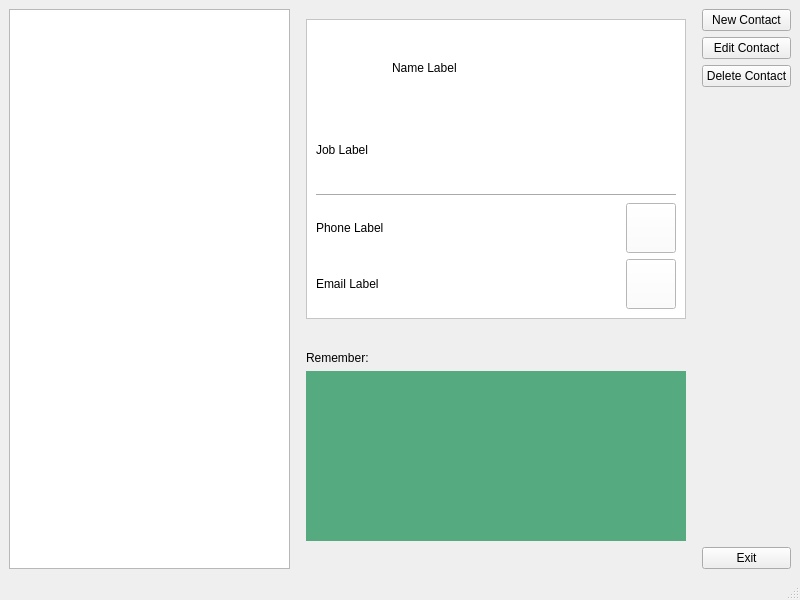
Before: the Qt Designer form contacts.ui in delivite/phonebook, drawn with Qt 5.
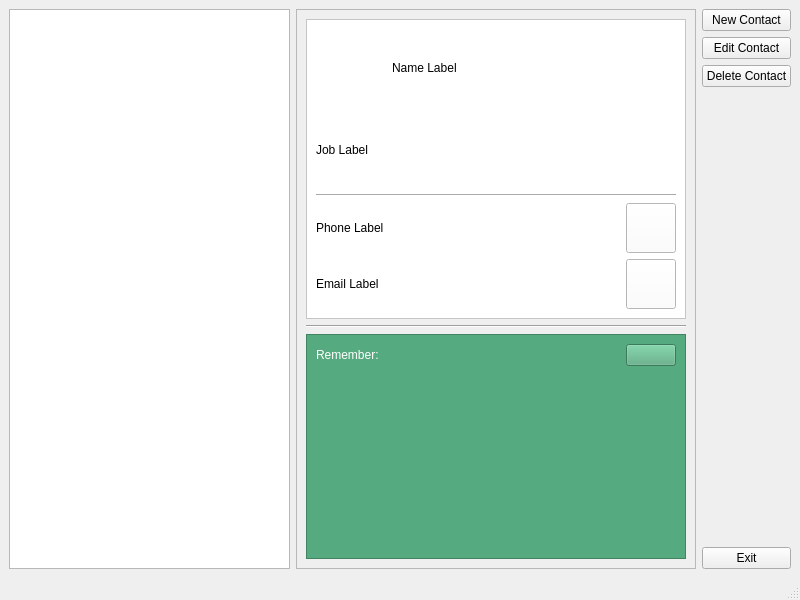
After: the same form once the commit is applied. Icons and pictures are not drawn.

The edit to the form file:
```diff
--- a/contacts.ui
+++ b/contacts.ui
@@ -98,7 +98,7 @@
        </size>
       </property>
       <property name="styleSheet">
-       <string notr="true">background-color: rgba(255, 255, 255, 0);</string>
+       <string notr="true"/>
       </property>
       <property name="frameShape">
        <enum>QFrame::StyledPanel</enum>
@@ -273,22 +273,36 @@
         </widget>
        </item>
        <item>
-        <spacer name="verticalSpacer_5">
-         <property name="orientation">
-          <enum>Qt::Vertical</enum>
+        <widget class="QFrame" name="frame_3">
+         <property name="minimumSize">
+          <size>
+           <width>0</width>
+           <height>35</height>
+          </size>
          </property>
-         <property name="sizeHint" stdset="0">
+         <property name="maximumSize">
           <size>
-           <width>20</width>
-           <height>40</height>
+           <width>16777215</width>
+           <height>16777215</height>
           </size>
          </property>
-        </spacer>
-       </item>
+         <property name="styleSheet">
+          <string notr="true">background-color: rgb(85, 170, 127);</string>
+         </property>
+         <property name="frameShape">
+          <enum>QFrame::StyledPanel</enum>
+         </property>
+         <property name="frameShadow">
+          <enum>QFrame::Raised</enum>
+         </property>
+         <layout class="QVBoxLayout" name="verticalLayout_4">
+          <item>
+           <layout class="QHBoxLayout" name="horizontalLayout_4">
        <item>
         <widget class="QLabel" name="label_2">
          <property name="styleSheet">
-          <string notr="true">font: 75 14pt &quot;Calibri&quot;;</string>
+               <string notr="true">font: 75 14pt &quot;Calibri&quot;;
+color: rgb(255, 255, 255);</string>
          </property>
          <property name="text">
           <string>Remember:</string>
@@ -296,44 +310,59 @@
         </widget>
        </item>
        <item>
-        <widget class="QLabel" name="remember_show">
+             <widget class="QPushButton" name="save_remember">
          <property name="minimumSize">
           <size>
-           <width>0</width>
-           <height>170</height>
+                <width>20</width>
+                <height>0</height>
           </size>
          </property>
          <property name="maximumSize">
           <size>
-           <width>16777215</width>
-           <height>180</height>
-          </size>
-         </property>
+                <width>50</width>
+                <height>16777215</height>
+               </size>
+              </property>
+              <property name="text">
+               <string/>
+              </property>
+              <property name="icon">
+               <iconset resource="resources.qrc">
+                <normaloff>:/img/Edit-validated-icon.png</normaloff>:/img/Edit-validated-icon.png</iconset>
+              </property>
+              <property name="iconSize">
+               <size>
+                <width>20</width>
+                <height>20</height>
+               </size>
+              </property>
+             </widget>
+            </item>
+           </layout>
+          </item>
+          <item>
+           <widget class="QPlainTextEdit" name="remember_show">
          <property name="styleSheet">
           <string notr="true">font: 12pt &quot;Comic Sans MS&quot;;
 background-color: rgb(85, 170, 127);
 color: rgb(255, 255, 255);</string>
          </property>
-         <property name="text">
-          <string/>
-         </property>
-         <property name="wordWrap">
-          <bool>true</bool>
+            <property name="frameShape">
+             <enum>QFrame::NoFrame</enum>
+            </property>
+            <property name="frameShadow">
+             <enum>QFrame::Plain</enum>
+            </property>
+            <property name="lineWidth">
+             <number>1</number>
+            </property>
+            <property name="textInteractionFlags">
+             <set>Qt::TextEditorInteraction</set>
          </property>
         </widget>
        </item>
-       <item>
-        <spacer name="verticalSpacer_6">
-         <property name="orientation">
-          <enum>Qt::Vertical</enum>
-         </property>
-         <property name="sizeHint" stdset="0">
-          <size>
-           <width>20</width>
-           <height>40</height>
-          </size>
-         </property>
-        </spacer>
+         </layout>
+        </widget>
        </item>
       </layout>
      </widget>
```
Left out of the diff: 2 changed lines with no effect on the pictures. Lines whose indentation alone changed are shown as unchanged.
